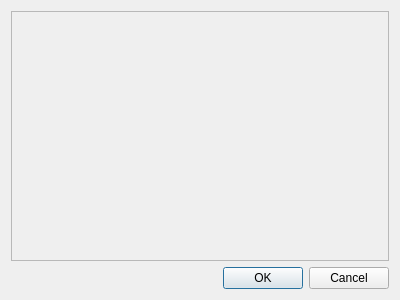
Before: the Qt Designer form drivers/devices/amed_platform/amedplatform01paramsdialog.ui in grigp/a-analyser, drawn with Qt 5.
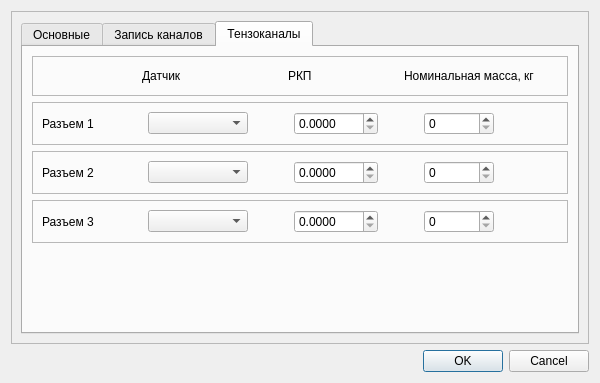
After: the same form once the commit is applied. The open tabs and pages were chosen to show the change.

The edit to the form file:
```diff
--- a/drivers/devices/amed_platform/amedplatform01paramsdialog.ui
+++ b/drivers/devices/amed_platform/amedplatform01paramsdialog.ui
@@ -6,8 +6,8 @@
    <rect>
     <x>0</x>
     <y>0</y>
-    <width>400</width>
-    <height>300</height>
+    <width>600</width>
+    <height>383</height>
    </rect>
   </property>
   <property name="windowTitle">
@@ -22,6 +22,730 @@
      <property name="frameShadow">
       <enum>QFrame::Raised</enum>
      </property>
+     <layout class="QVBoxLayout" name="verticalLayout_6">
+      <item>
+       <widget class="QTabWidget" name="tabPages">
+        <property name="currentIndex">
+         <number>0</number>
+        </property>
+        <widget class="QWidget" name="tabMain">
+         <attribute name="title">
+          <string>Основные</string>
+         </attribute>
+         <layout class="QVBoxLayout" name="verticalLayout_3">
+          <item>
+           <widget class="QFrame" name="frModel">
+            <property name="frameShape">
+             <enum>QFrame::StyledPanel</enum>
+            </property>
+            <property name="frameShadow">
+             <enum>QFrame::Raised</enum>
+            </property>
+            <layout class="QHBoxLayout" name="horizontalLayout">
+             <property name="topMargin">
+              <number>1</number>
+             </property>
+             <property name="bottomMargin">
+              <number>1</number>
+             </property>
+             <item>
+              <widget class="QLabel" name="lblModel">
+               <property name="sizePolicy">
+                <sizepolicy hsizetype="Fixed" vsizetype="Preferred">
+                 <horstretch>0</horstretch>
+                 <verstretch>0</verstretch>
+                </sizepolicy>
+               </property>
+               <property name="minimumSize">
+                <size>
+                 <width>100</width>
+                 <height>0</height>
+                </size>
+               </property>
+               <property name="text">
+                <string>Модель</string>
+               </property>
+              </widget>
+             </item>
+             <item>
+              <widget class="QComboBox" name="cbModel">
+               <property name="minimumSize">
+                <size>
+                 <width>200</width>
+                 <height>0</height>
+                </size>
+               </property>
+               <property name="maxVisibleItems">
+                <number>20</number>
+               </property>
+              </widget>
+             </item>
+             <item>
+              <spacer name="horizontalSpacer">
+               <property name="orientation">
+                <enum>Qt::Horizontal</enum>
+               </property>
+               <property name="sizeHint" stdset="0">
+                <size>
+                 <width>40</width>
+                 <height>20</height>
+                </size>
+               </property>
+              </spacer>
+             </item>
+            </layout>
+           </widget>
+          </item>
+          <item>
+           <widget class="QFrame" name="frZeroingType">
+            <property name="frameShape">
+             <enum>QFrame::StyledPanel</enum>
+            </property>
+            <property name="frameShadow">
+             <enum>QFrame::Raised</enum>
+            </property>
+            <layout class="QHBoxLayout" name="horizontalLayout_2">
+             <property name="topMargin">
+              <number>1</number>
+             </property>
+             <property name="bottomMargin">
+              <number>1</number>
+             </property>
+             <item>
+              <widget class="QLabel" name="lblZeroingType">
+               <property name="sizePolicy">
+                <sizepolicy hsizetype="Fixed" vsizetype="Preferred">
+                 <horstretch>0</horstretch>
+                 <verstretch>0</verstretch>
+                </sizepolicy>
+               </property>
+               <property name="minimumSize">
+                <size>
+                 <width>100</width>
+                 <height>0</height>
+                </size>
+               </property>
+               <property name="text">
+                <string>Тип центровки</string>
+               </property>
+              </widget>
+             </item>
+             <item>
+              <widget class="QComboBox" name="cbZeroingType">
+               <property name="minimumSize">
+                <size>
+                 <width>200</width>
+                 <height>0</height>
+                </size>
+               </property>
+              </widget>
+             </item>
+             <item>
+              <spacer name="horizontalSpacer_2">
+               <property name="orientation">
+                <enum>Qt::Horizontal</enum>
+               </property>
+               <property name="sizeHint" stdset="0">
+                <size>
+                 <width>40</width>
+                 <height>20</height>
+                </size>
+               </property>
+              </spacer>
+             </item>
+            </layout>
+           </widget>
+          </item>
+          <item>
+           <spacer name="verticalSpacer">
+            <property name="orientation">
+             <enum>Qt::Vertical</enum>
+            </property>
+            <property name="sizeHint" stdset="0">
+             <size>
+              <width>20</width>
+              <height>40</height>
+             </size>
+            </property>
+           </spacer>
+          </item>
+         </layout>
+        </widget>
+        <widget class="QWidget" name="tabRecording">
+         <attribute name="title">
+          <string>Запись каналов</string>
+         </attribute>
+         <layout class="QVBoxLayout" name="verticalLayout_2">
+          <item>
+           <widget class="QCheckBox" name="cbRecStab">
+            <property name="text">
+             <string>Стабилографический сигнал</string>
+            </property>
+           </widget>
+          </item>
+          <item>
+           <widget class="QCheckBox" name="cbRecZ">
+            <property name="text">
+             <string>Баллистограмма</string>
+            </property>
+           </widget>
+          </item>
+          <item>
+           <widget class="QCheckBox" name="cbRecPulse">
+            <property name="text">
+             <string>Пульс</string>
+            </property>
+           </widget>
+          </item>
+          <item>
+           <widget class="QCheckBox" name="cbRecTenso1">
+            <property name="text">
+             <string>Тензоканал на разъеме 1</string>
+            </property>
+           </widget>
+          </item>
+          <item>
+           <widget class="QCheckBox" name="cbRecTenso2">
+            <property name="text">
+             <string>Тензоканал на разъеме 2</string>
+            </property>
+           </widget>
+          </item>
+          <item>
+           <widget class="QCheckBox" name="cbRecTenso3">
+            <property name="text">
+             <string>Тензоканал на разъеме 3</string>
+            </property>
+           </widget>
+          </item>
+          <item>
+           <spacer name="verticalSpacer_3">
+            <property name="orientation">
+             <enum>Qt::Vertical</enum>
+            </property>
+            <property name="sizeHint" stdset="0">
+             <size>
+              <width>20</width>
+              <height>40</height>
+             </size>
+            </property>
+           </spacer>
+          </item>
+         </layout>
+        </widget>
+        <widget class="QWidget" name="tabTensoKind">
+         <attribute name="title">
+          <string>Тензоканалы</string>
+         </attribute>
+         <layout class="QVBoxLayout" name="verticalLayout_5">
+          <item>
+           <widget class="QFrame" name="frTensoTitle">
+            <property name="frameShape">
+             <enum>QFrame::StyledPanel</enum>
+            </property>
+            <property name="frameShadow">
+             <enum>QFrame::Raised</enum>
+            </property>
+            <layout class="QHBoxLayout" name="horizontalLayout_6">
+             <item>
+              <spacer name="horizontalSpacer_12">
+               <property name="orientation">
+                <enum>Qt::Horizontal</enum>
+               </property>
+               <property name="sizeType">
+                <enum>QSizePolicy::Fixed</enum>
+               </property>
+               <property name="sizeHint" stdset="0">
+                <size>
+                 <width>100</width>
+                 <height>20</height>
+                </size>
+               </property>
+              </spacer>
+             </item>
+             <item>
+              <widget class="QLabel" name="lblTensoKind">
+               <property name="sizePolicy">
+                <sizepolicy hsizetype="Preferred" vsizetype="Preferred">
+                 <horstretch>0</horstretch>
+                 <verstretch>0</verstretch>
+                </sizepolicy>
+               </property>
+               <property name="minimumSize">
+                <size>
+                 <width>100</width>
+                 <height>0</height>
+                </size>
+               </property>
+               <property name="text">
+                <string>Датчик</string>
+               </property>
+              </widget>
+             </item>
+             <item>
+              <spacer name="horizontalSpacer_13">
+               <property name="orientation">
+                <enum>Qt::Horizontal</enum>
+               </property>
+               <property name="sizeType">
+                <enum>QSizePolicy::Fixed</enum>
+               </property>
+               <property name="sizeHint" stdset="0">
+                <size>
+                 <width>40</width>
+                 <height>20</height>
+                </size>
+               </property>
+              </spacer>
+             </item>
+             <item>
+              <widget class="QLabel" name="lblTensoRKP">
+               <property name="minimumSize">
+                <size>
+                 <width>70</width>
+                 <height>0</height>
+                </size>
+               </property>
+               <property name="text">
+                <string>РКП</string>
+               </property>
+              </widget>
+             </item>
+             <item>
+              <spacer name="horizontalSpacer_14">
+               <property name="orientation">
+                <enum>Qt::Horizontal</enum>
+               </property>
+               <property name="sizeType">
+                <enum>QSizePolicy::Fixed</enum>
+               </property>
+               <property name="sizeHint" stdset="0">
+                <size>
+                 <width>40</width>
+                 <height>20</height>
+                </size>
+               </property>
+              </spacer>
+             </item>
+             <item>
+              <widget class="QLabel" name="lblTensoPn">
+               <property name="minimumSize">
+                <size>
+                 <width>150</width>
+                 <height>0</height>
+                </size>
+               </property>
+               <property name="text">
+                <string>Номинальная масса, кг</string>
+               </property>
+              </widget>
+             </item>
+             <item>
+              <spacer name="horizontalSpacer_15">
+               <property name="orientation">
+                <enum>Qt::Horizontal</enum>
+               </property>
+               <property name="sizeHint" stdset="0">
+                <size>
+                 <width>40</width>
+                 <height>20</height>
+                </size>
+               </property>
+              </spacer>
+             </item>
+            </layout>
+           </widget>
+          </item>
+          <item>
+           <widget class="QFrame" name="frTensoChan1">
+            <property name="frameShape">
+             <enum>QFrame::StyledPanel</enum>
+            </property>
+            <property name="frameShadow">
+             <enum>QFrame::Raised</enum>
+            </property>
+            <layout class="QHBoxLayout" name="horizontalLayout_3">
+             <item>
+              <widget class="QLabel" name="lblTensoChan1">
+               <property name="sizePolicy">
+                <sizepolicy hsizetype="Fixed" vsizetype="Preferred">
+                 <horstretch>0</horstretch>
+                 <verstretch>0</verstretch>
+                </sizepolicy>
+               </property>
+               <property name="minimumSize">
+                <size>
+                 <width>100</width>
+                 <height>0</height>
+                </size>
+               </property>
+               <property name="text">
+                <string>Разъем 1</string>
+               </property>
+              </widget>
+             </item>
+             <item>
+              <widget class="QComboBox" name="cbTensoChan1">
+               <property name="sizePolicy">
+                <sizepolicy hsizetype="Preferred" vsizetype="Fixed">
+                 <horstretch>0</horstretch>
+                 <verstretch>0</verstretch>
+                </sizepolicy>
+               </property>
+               <property name="minimumSize">
+                <size>
+                 <width>100</width>
+                 <height>0</height>
+                </size>
+               </property>
+              </widget>
+             </item>
+             <item>
+              <spacer name="horizontalSpacer_3">
+               <property name="orientation">
+                <enum>Qt::Horizontal</enum>
+               </property>
+               <property name="sizeType">
+                <enum>QSizePolicy::Fixed</enum>
+               </property>
+               <property name="sizeHint" stdset="0">
+                <size>
+                 <width>40</width>
+                 <height>20</height>
+                </size>
+               </property>
+              </spacer>
+             </item>
+             <item>
+              <widget class="QDoubleSpinBox" name="edRKP1">
+               <property name="minimumSize">
+                <size>
+                 <width>70</width>
+                 <height>0</height>
+                </size>
+               </property>
+               <property name="decimals">
+                <number>4</number>
+               </property>
+               <property name="maximum">
+                <double>9999.989999999999782</double>
+               </property>
+              </widget>
+             </item>
+             <item>
+              <spacer name="horizontalSpacer_4">
+               <property name="orientation">
+                <enum>Qt::Horizontal</enum>
+               </property>
+               <property name="sizeType">
+                <enum>QSizePolicy::Fixed</enum>
+               </property>
+               <property name="sizeHint" stdset="0">
+                <size>
+                 <width>40</width>
+                 <height>20</height>
+                </size>
+               </property>
+              </spacer>
+             </item>
+             <item>
+              <widget class="QSpinBox" name="edPn1">
+               <property name="minimumSize">
+                <size>
+                 <width>70</width>
+                 <height>0</height>
+                </size>
+               </property>
+               <property name="maximum">
+                <number>1000</number>
+               </property>
+               <property name="singleStep">
+                <number>50</number>
+               </property>
+              </widget>
+             </item>
+             <item>
+              <spacer name="horizontalSpacer_5">
+               <property name="orientation">
+                <enum>Qt::Horizontal</enum>
+               </property>
+               <property name="sizeHint" stdset="0">
+                <size>
+                 <width>40</width>
+                 <height>20</height>
+                </size>
+               </property>
+              </spacer>
+             </item>
+            </layout>
+           </widget>
+          </item>
+          <item>
+           <widget class="QFrame" name="frTensoChan2">
+            <property name="frameShape">
+             <enum>QFrame::StyledPanel</enum>
+            </property>
+            <property name="frameShadow">
+             <enum>QFrame::Raised</enum>
+            </property>
+            <layout class="QHBoxLayout" name="horizontalLayout_4">
+             <item>
+              <widget class="QLabel" name="lblTensoChan2">
+               <property name="sizePolicy">
+                <sizepolicy hsizetype="Fixed" vsizetype="Preferred">
+                 <horstretch>0</horstretch>
+                 <verstretch>0</verstretch>
+                </sizepolicy>
+               </property>
+               <property name="minimumSize">
+                <size>
+                 <width>100</width>
+                 <height>0</height>
+                </size>
+               </property>
+               <property name="text">
+                <string>Разъем 2</string>
+               </property>
+              </widget>
+             </item>
+             <item>
+              <widget class="QComboBox" name="cbTensoChan2">
+               <property name="sizePolicy">
+                <sizepolicy hsizetype="Preferred" vsizetype="Fixed">
+                 <horstretch>0</horstretch>
+                 <verstretch>0</verstretch>
+                </sizepolicy>
+               </property>
+               <property name="minimumSize">
+                <size>
+                 <width>100</width>
+                 <height>0</height>
+                </size>
+               </property>
+              </widget>
+             </item>
+             <item>
+              <spacer name="horizontalSpacer_6">
+               <property name="orientation">
+                <enum>Qt::Horizontal</enum>
+               </property>
+               <property name="sizeType">
+                <enum>QSizePolicy::Fixed</enum>
+               </property>
+               <property name="sizeHint" stdset="0">
+                <size>
+                 <width>40</width>
+                 <height>20</height>
+                </size>
+               </property>
+              </spacer>
+             </item>
+             <item>
+              <widget class="QDoubleSpinBox" name="edRKP2">
+               <property name="minimumSize">
+                <size>
+                 <width>70</width>
+                 <height>0</height>
+                </size>
+               </property>
+               <property name="decimals">
+                <number>4</number>
+               </property>
+               <property name="maximum">
+                <double>9999.989999999999782</double>
+               </property>
+              </widget>
+             </item>
+             <item>
+              <spacer name="horizontalSpacer_7">
+               <property name="orientation">
+                <enum>Qt::Horizontal</enum>
+               </property>
+               <property name="sizeType">
+                <enum>QSizePolicy::Fixed</enum>
+               </property>
+               <property name="sizeHint" stdset="0">
+                <size>
+                 <width>40</width>
+                 <height>20</height>
+                </size>
+               </property>
+              </spacer>
+             </item>
+             <item>
+              <widget class="QSpinBox" name="edPn2">
+               <property name="minimumSize">
+                <size>
+                 <width>70</width>
+                 <height>0</height>
+                </size>
+               </property>
+               <property name="maximum">
+                <number>1000</number>
+               </property>
+               <property name="singleStep">
+                <number>50</number>
+               </property>
+              </widget>
+             </item>
+             <item>
+              <spacer name="horizontalSpacer_8">
+               <property name="orientation">
+                <enum>Qt::Horizontal</enum>
+               </property>
+               <property name="sizeHint" stdset="0">
+                <size>
+                 <width>40</width>
+                 <height>20</height>
+                </size>
+               </property>
+              </spacer>
+             </item>
+            </layout>
+           </widget>
+          </item>
+          <item>
+           <widget class="QFrame" name="frTensoChan3">
+            <property name="frameShape">
+             <enum>QFrame::StyledPanel</enum>
+            </property>
+            <property name="frameShadow">
+             <enum>QFrame::Raised</enum>
+            </property>
+            <layout class="QHBoxLayout" name="horizontalLayout_5">
+             <item>
+              <widget class="QLabel" name="lblTensoChan3">
+               <property name="sizePolicy">
+                <sizepolicy hsizetype="Fixed" vsizetype="Preferred">
+                 <horstretch>0</horstretch>
+                 <verstretch>0</verstretch>
+                </sizepolicy>
+               </property>
+               <property name="minimumSize">
+                <size>
+                 <width>100</width>
+                 <height>0</height>
+                </size>
+               </property>
+               <property name="text">
+                <string>Разъем 3</string>
+               </property>
+              </widget>
+             </item>
+             <item>
+              <widget class="QComboBox" name="cbTensoChan3">
+               <property name="sizePolicy">
+                <sizepolicy hsizetype="Preferred" vsizetype="Fixed">
+                 <horstretch>0</horstretch>
+                 <verstretch>0</verstretch>
+                </sizepolicy>
+               </property>
+               <property name="minimumSize">
+                <size>
+                 <width>100</width>
+                 <height>0</height>
+                </size>
+               </property>
+              </widget>
+             </item>
+             <item>
+              <spacer name="horizontalSpacer_9">
+               <property name="orientation">
+                <enum>Qt::Horizontal</enum>
+               </property>
+               <property name="sizeType">
+                <enum>QSizePolicy::Fixed</enum>
+               </property>
+               <property name="sizeHint" stdset="0">
+                <size>
+                 <width>40</width>
+                 <height>20</height>
+                </size>
+               </property>
+              </spacer>
+             </item>
+             <item>
+              <widget class="QDoubleSpinBox" name="edRKP3">
+               <property name="minimumSize">
+                <size>
+                 <width>70</width>
+                 <height>0</height>
+                </size>
+               </property>
+               <property name="decimals">
+                <number>4</number>
+               </property>
+               <property name="maximum">
+                <double>9999.989999999999782</double>
+               </property>
+              </widget>
+             </item>
+             <item>
+              <spacer name="horizontalSpacer_10">
+               <property name="orientation">
+                <enum>Qt::Horizontal</enum>
+               </property>
+               <property name="sizeType">
+                <enum>QSizePolicy::Fixed</enum>
+               </property>
+               <property name="sizeHint" stdset="0">
+                <size>
+                 <width>40</width>
+                 <height>20</height>
+                </size>
+               </property>
+              </spacer>
+             </item>
+             <item>
+              <widget class="QSpinBox" name="edPn3">
+               <property name="minimumSize">
+                <size>
+                 <width>70</width>
+                 <height>0</height>
+                </size>
+               </property>
+               <property name="maximum">
+                <number>1000</number>
+               </property>
+               <property name="singleStep">
+                <number>50</number>
+               </property>
+              </widget>
+             </item>
+             <item>
+              <spacer name="horizontalSpacer_11">
+               <property name="orientation">
+                <enum>Qt::Horizontal</enum>
+               </property>
+               <property name="sizeHint" stdset="0">
+                <size>
+                 <width>40</width>
+                 <height>20</height>
+                </size>
+               </property>
+              </spacer>
+             </item>
+            </layout>
+           </widget>
+          </item>
+          <item>
+           <spacer name="verticalSpacer_2">
+            <property name="orientation">
+             <enum>Qt::Vertical</enum>
+            </property>
+            <property name="sizeHint" stdset="0">
+             <size>
+              <width>20</width>
+              <height>40</height>
+             </size>
+            </property>
+           </spacer>
+          </item>
+         </layout>
+        </widget>
+       </widget>
+      </item>
+     </layout>
     </widget>
    </item>
    <item>
```
